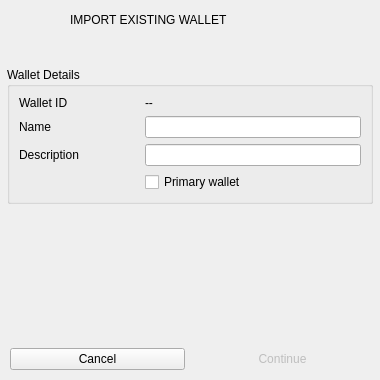
Before: the Qt Designer form BlockSettleUILib/ManageEncryption/ImportWalletNewDialog.ui in BlockSettle/common, drawn with Qt 5.
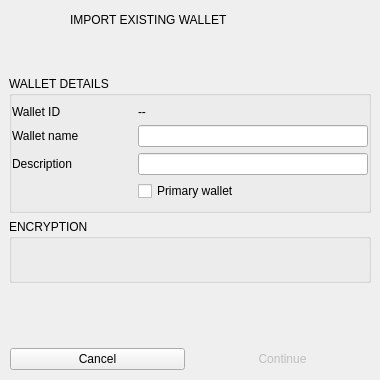
After: the same form once the commit is applied. Icons and pictures are not drawn. Custom widgets are drawn as their Qt base class.

Commit message: eid import

What changed in the file:
```diff
--- a/BlockSettleUILib/ManageEncryption/ImportWalletNewDialog.ui
+++ b/BlockSettleUILib/ManageEncryption/ImportWalletNewDialog.ui
@@ -97,28 +97,19 @@
        <height>0</height>
       </size>
      </property>
-     <layout class="QVBoxLayout" name="verticalLayout_3">
-      <property name="spacing">
-       <number>0</number>
-      </property>
-      <property name="leftMargin">
-       <number>7</number>
-      </property>
-      <property name="topMargin">
-       <number>0</number>
-      </property>
-      <property name="rightMargin">
-       <number>7</number>
-      </property>
-      <property name="bottomMargin">
-       <number>10</number>
-      </property>
+     <layout class="QVBoxLayout" name="verticalLayout_2">
       <item>
        <widget class="QGroupBox" name="groupBox">
         <property name="title">
-         <string>Wallet Details</string>
+         <string>WALLET DETAILS</string>
         </property>
         <layout class="QGridLayout" name="gridLayout">
+         <property name="leftMargin">
+          <number>0</number>
+         </property>
+         <property name="rightMargin">
+          <number>0</number>
+         </property>
          <item row="3" column="1">
           <widget class="QCheckBox" name="checkBoxPrimaryWallet">
            <property name="enabled">
@@ -147,7 +138,7 @@
             </size>
            </property>
            <property name="text">
-            <string>Name</string>
+            <string>Wallet name</string>
            </property>
           </widget>
          </item>
@@ -196,9 +187,18 @@
         </layout>
        </widget>
       </item>
-     </layout>
-    </widget>
-   </item>
+      <item>
+       <widget class="QGroupBox" name="groupBox_2">
+        <property name="title">
+         <string>ENCRYPTION</string>
+        </property>
+        <layout class="QVBoxLayout" name="verticalLayout_3">
+         <property name="leftMargin">
+          <number>0</number>
+         </property>
+         <property name="rightMargin">
+          <number>0</number>
+         </property>
    <item>
     <widget class="WalletKeysCreateNewWidget" name="widgetCreateKeys" native="true">
      <property name="minimumSize">
@@ -209,6 +209,9 @@
      </property>
     </widget>
    </item>
+        </layout>
+       </widget>
+      </item>
    <item>
     <spacer name="verticalSpacer">
      <property name="orientation">
@@ -216,12 +219,15 @@
      </property>
      <property name="sizeHint" stdset="0">
       <size>
-       <width>0</width>
-       <height>0</height>
+          <width>359</width>
+          <height>33</height>
       </size>
      </property>
     </spacer>
    </item>
+     </layout>
+    </widget>
+   </item>
    <item>
     <widget class="QWidget" name="widget" native="true">
      <property name="buttonBar" stdset="0">
```
Left out of the diff: 7 changed lines with no effect on the pictures. Lines whose indentation alone changed are shown as unchanged. The commit also changes 10 other files.
